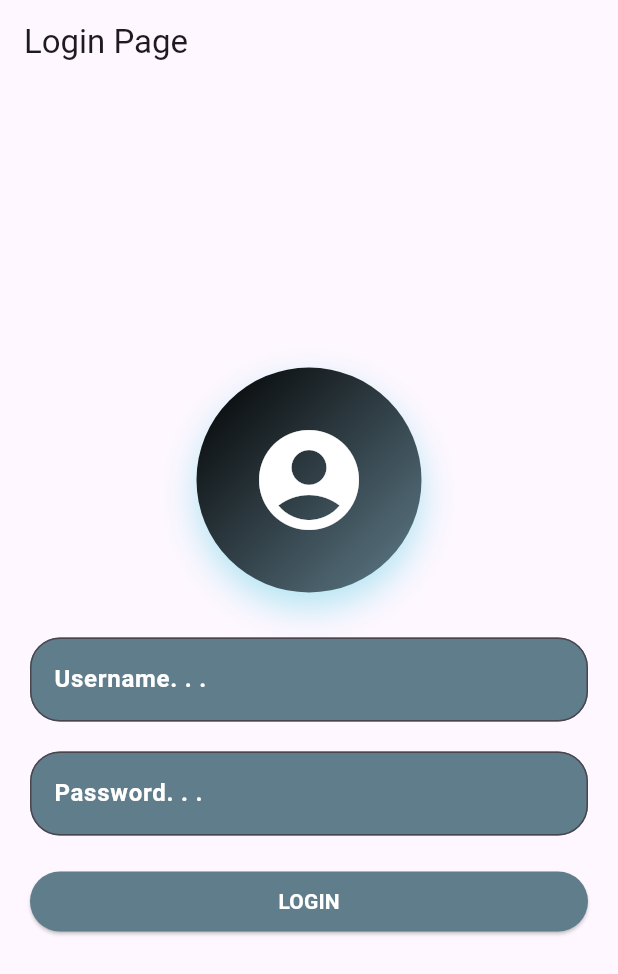
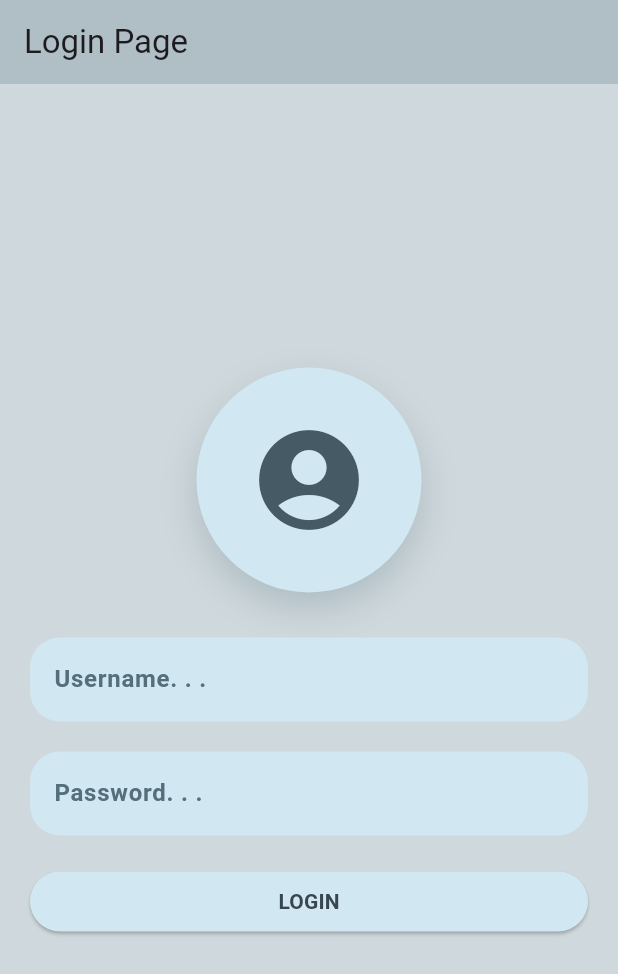
Before and after one commit to AdrianoRaf/Tugas1_124230105, a Flutter app: the screen it shows after launch, on a phone screen of 412 x 824 dp. Shown: the top 974 px of the screen. Run offline on Flutter 3.47's test engine with Material 3 defaults, Android fonts, the phone set to English and light mode, and no system bars.

Commit message:
ubah dkit

```diff
--- a/lib/screen/detail_page.dart
+++ b/lib/screen/detail_page.dart
@@ -76,13 +76,13 @@ class _DetailPageState extends State<DetailPage> {
                   return Container(
                     width: 340,
                     decoration: BoxDecoration(
-                      color: Colors.blueGrey[200],
-                      borderRadius: BorderRadius.circular(12),
+                      color: const Color.fromARGB(255, 209, 231, 241),
+                      borderRadius: BorderRadius.circular(20),
                     ),
                     child: Padding(
                       padding: const EdgeInsets.all(4.0),
                       child: ClipRRect(
-                        borderRadius: BorderRadius.circular(8),
+                        borderRadius: BorderRadius.circular(20),
                         child: Image.network(
                           url,
                           width: 340,
--- a/lib/screen/login_page.dart
+++ b/lib/screen/login_page.dart
@@ -15,7 +15,11 @@ class _LoginPageState extends State<LoginPage> {
   Widget build(BuildContext context) {
     return SafeArea(
       child: Scaffold(
-        appBar: AppBar(title: Text("Login Page")),
+        backgroundColor: Colors.blueGrey[100],
+        appBar: AppBar(
+          title: Text("Login Page"),
+          backgroundColor: Colors.blueGrey[200],
+        ),
         body: Column(
           mainAxisAlignment: MainAxisAlignment.center,
           children: [
@@ -24,14 +28,10 @@ class _LoginPageState extends State<LoginPage> {
               height: 150,
               decoration: BoxDecoration(
                 shape: BoxShape.circle,
-                gradient: LinearGradient(
-                  begin: Alignment.topLeft,
-                  end: Alignment.bottomRight,
-                  colors: [Colors.black, Colors.blueGrey],
-                ),
+                color: const Color.fromARGB(255, 209, 231, 241),
                 boxShadow: [
                   BoxShadow(
-                    color: Colors.cyan.withOpacity(0.3),
+                    color: Colors.blueGrey.withOpacity(0.3),
                     blurRadius: 20,
                     offset: Offset(0, 10),
                   ),
@@ -40,7 +40,7 @@ class _LoginPageState extends State<LoginPage> {
               child: Icon(
                 Icons.account_circle_rounded,
                 size: 80,
-                color: Colors.white,
+                color: Colors.blueGrey[700],
               ),
             ),
             SizedBox(height: 20),
@@ -59,17 +59,21 @@ class _LoginPageState extends State<LoginPage> {
       child: TextFormField(
         // enabled: true,
         controller: usernameC,
-        style: TextStyle(color: Colors.white, fontWeight: FontWeight.bold),
+        style: TextStyle(
+          color: Colors.blueGrey[800],
+          fontWeight: FontWeight.bold,
+        ),
         decoration: InputDecoration(
           hintText: "Username. . .",
           hintStyle: TextStyle(
-            color: Colors.white,
+            color: Colors.blueGrey[600],
             fontWeight: FontWeight.bold,
           ),
-          fillColor: Colors.blueGrey,
+          fillColor: const Color.fromARGB(255, 209, 231, 241),
           filled: true,
           border: OutlineInputBorder(
             borderRadius: BorderRadius.all(Radius.circular(20)),
+            borderSide: BorderSide.none,
           ),
         ),
       ),
@@ -83,17 +87,21 @@ class _LoginPageState extends State<LoginPage> {
         enabled: true,
         obscureText: true,
         controller: passwordC,
-        style: TextStyle(color: Colors.white, fontWeight: FontWeight.bold),
+        style: TextStyle(
+          color: Colors.blueGrey[800],
+          fontWeight: FontWeight.bold,
+        ),
         decoration: InputDecoration(
           hintText: "Password. . .",
           hintStyle: TextStyle(
-            color: Colors.white,
+            color: Colors.blueGrey[600],
             fontWeight: FontWeight.bold,
           ),
-          fillColor: Colors.blueGrey,
+          fillColor: const Color.fromARGB(255, 209, 231, 241),
           filled: true,
           border: OutlineInputBorder(
             borderRadius: BorderRadius.all(Radius.circular(20)),
+            borderSide: BorderSide.none,
           ),
         ),
       ),
@@ -110,8 +118,11 @@ class _LoginPageState extends State<LoginPage> {
           _login();
         },
         style: ElevatedButton.styleFrom(
-          foregroundColor: Colors.white,
-          backgroundColor: Colors.blueGrey,
+          foregroundColor: Colors.blueGrey[800],
+          backgroundColor: const Color.fromARGB(255, 209, 231, 241),
+          shape: RoundedRectangleBorder(
+            borderRadius: BorderRadius.circular(20),
+          ),
         ),
         child: Text("LOGIN", style: TextStyle(fontWeight: FontWeight.bold)),
       ),
```
Also changed, not shown: lib/screen/home_page.dart (+41 -115 lines).
